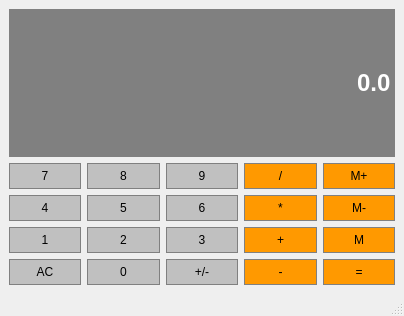
Before: the Qt Designer form Calculator/Calculator/calculator.ui in EthanPui/QT-Learning, drawn with Qt 5.
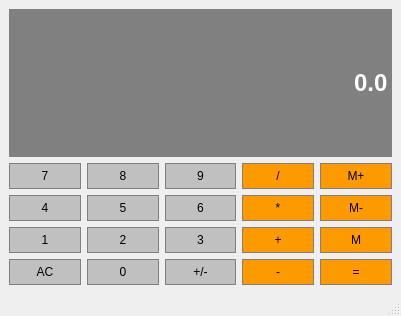
After: the same form once the commit is applied.

Patch:
```diff
--- a/Calculator/Calculator/calculator.ui
+++ b/Calculator/Calculator/calculator.ui
@@ -6,7 +6,7 @@
    <rect>
     <x>0</x>
     <y>0</y>
-    <width>404</width>
+    <width>401</width>
     <height>316</height>
    </rect>
   </property>
```
Left out of the diff: 2 changed lines with no effect on the pictures.
